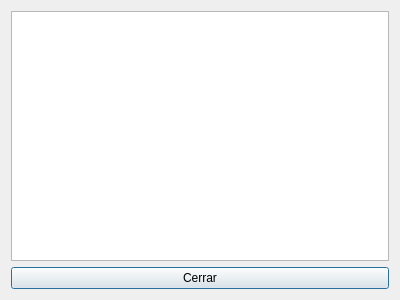
This is Proyecto_Cine/verclientes.ui in moyeta-tech/Cine as Qt 5 draws it before an edit. The edited form follows.
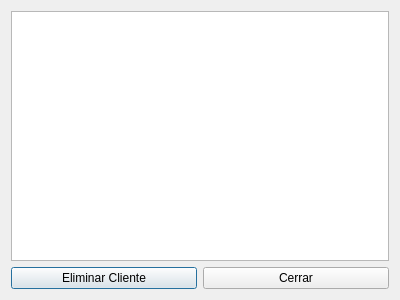
This is the edited form.

Commit message: Boton de borrar funcionando

Diff of the .ui file:
```diff
--- a/Proyecto_Cine/verclientes.ui
+++ b/Proyecto_Cine/verclientes.ui
@@ -21,6 +21,13 @@
      </item>
      <item>
       <layout class="QHBoxLayout" name="horizontalLayout">
+       <item>
+        <widget class="QPushButton" name="pushButton">
+         <property name="text">
+          <string>Eliminar Cliente</string>
+         </property>
+        </widget>
+       </item>
        <item>
         <widget class="QPushButton" name="Boton_cerrar">
          <property name="text">
```
The commit also changes 6 other files.
